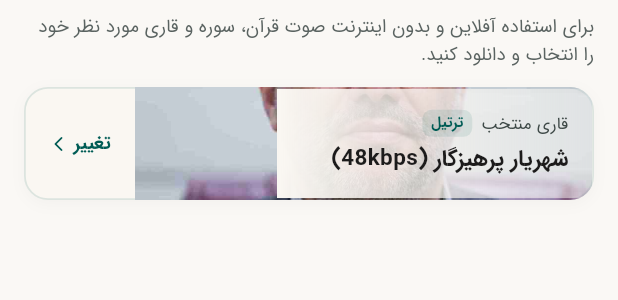
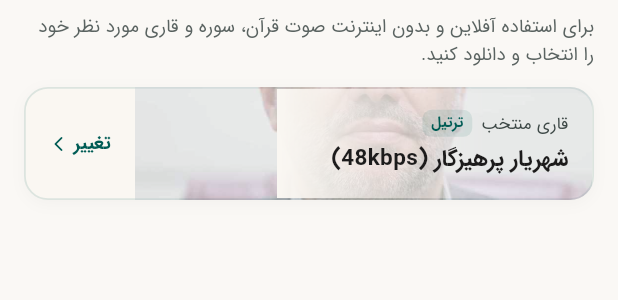
Before and after one commit to mohammadvaezimoghadam/quran, a Flutter app: the DownloadManagerReciterSelector widget shown alone on an empty page, opened directly, on a phone screen of 412 x 824 dp. Shown: the top 300 px of the screen. Run offline on Flutter 3.47's test engine with Material 3 defaults, Android fonts, the light colour scheme and no system bars; our stand-ins replace audio_service, cached_network_image, dio, firebase_core, firebase_messaging, flutter_local_notifications and 16 more; missing offline and left inert: audio_session, dio_http_formatter, flutter_poolakey, mobile_scanner, zxing2; accounts and stored records are empty; generated files the repository leaves out were written again.

Commit message:
style(audio): make reciter photo itself semi-transparent watermark with smooth edge fade

```diff
--- a/lib/features/audio_manager/presentation/widgets/download_manager_reciter_selector.dart
+++ b/lib/features/audio_manager/presentation/widgets/download_manager_reciter_selector.dart
@@ -107,33 +107,39 @@ class DownloadManagerReciterSelector extends ConsumerWidget {
               ),
               child: Stack(
                 children: [
-                  // 1. Reciter photo background on the RIGHT with zoom & gradient fade to transparent
+                  // 1. Reciter photo background on the RIGHT (transparent photo with fade to 0)
                   if (hasImage)
-                    Positioned(
-                      right: 0,
-                      top: 0,
-                      bottom: 0,
-                      width: 210,
+                    Positioned.fill(
+                      child: Align(
+                        alignment: Alignment.centerRight,
+                        child: Opacity(
+                          opacity: isDark ? 0.30 : 0.38,
                           child: ShaderMask(
                             shaderCallback: (bounds) {
-                          return LinearGradient(
+                              return const LinearGradient(
                                 begin: Alignment.centerRight,
                                 end: Alignment.centerLeft,
                                 colors: [
-                              Colors.black.withValues(alpha: isDark ? 0.40 : 0.55),
-                              Colors.black.withValues(alpha: isDark ? 0.18 : 0.25),
+                                  Colors.black,
+                                  Colors.black,
                                   Colors.transparent,
                                 ],
-                            stops: const [0.0, 0.55, 1.0],
+                                stops: [0.0, 0.35, 1.0],
                               ).createShader(bounds);
                             },
                             blendMode: BlendMode.dstIn,
+                            child: SizedBox(
+                              width: 210,
+                              height: double.infinity,
                               child: Transform.scale(
                                 scale: 1.45,
                                 alignment: Alignment.centerRight,
                                 child: AppCachedNetworkImage(
                                   imageUrl: imageUrl,
                                   fit: BoxFit.cover,
+                                ),
+                              ),
+                            ),
                           ),
                         ),
                       ),
```
Lines whose indentation alone changed are shown as unchanged.
